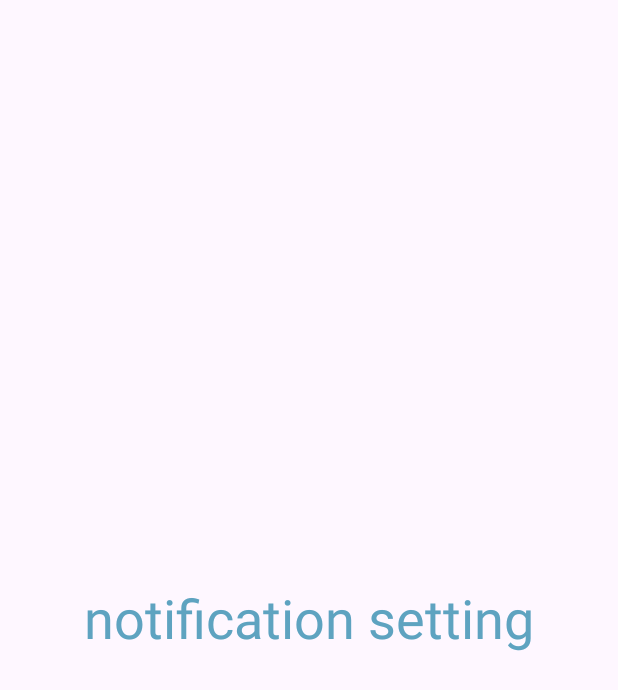
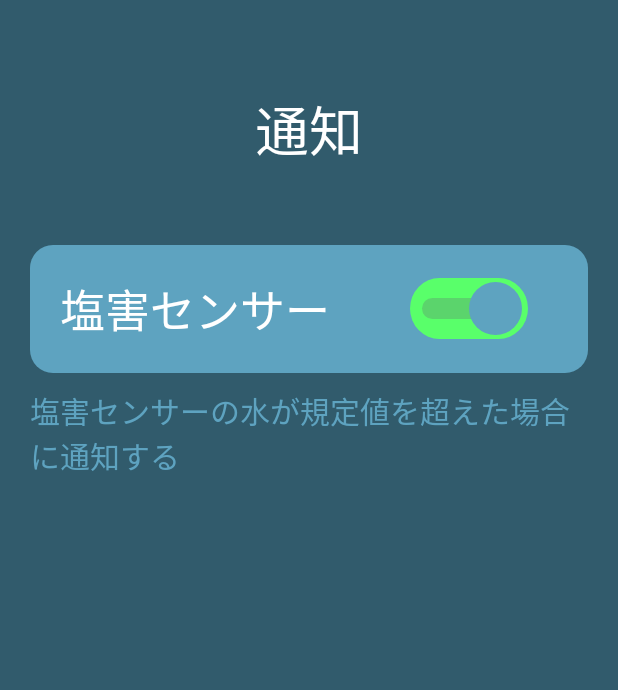
Before and after one commit to noble110014/SHIOSABIN, an Android app: the fragment S_NotificationFragment shown on its own in the app's theme, on a phone screen of 412 x 824 dp. Shown: the top 690 px of the screen. Run offline under Robolectric (Android 15) with nearby library versions, the phone set to English and light mode, and no system bars.

Commit message:
通知画面のレイアウトです

```diff
--- a/app/src/main/res/layout/fragment_notification.xml
+++ b/app/src/main/res/layout/fragment_notification.xml
@@ -1,17 +1,67 @@
 <?xml version="1.0" encoding="utf-8"?>
-<FrameLayout xmlns:android="http://schemas.android.com/apk/res/android"
+<RelativeLayout xmlns:android="http://schemas.android.com/apk/res/android"
     xmlns:tools="http://schemas.android.com/tools"
     android:layout_width="match_parent"
     android:layout_height="match_parent"
+    android:background="@color/darkblue"
     tools:context=".S_NotificationFragment">
 
     <!-- TODO: Update blank fragment layout -->
+
+        <TextView
+            android:id="@+id/notification_text"
+            android:layout_width="match_parent"
+            android:layout_height="113dp"
+            android:gravity="center|bottom"
+            android:text="通知"
+            android:textColor="@color/white"
+            android:textSize="36dp" />
+
+        <TextView
+            android:id="@+id/notifiaction_switch"
+            android:layout_width="match_parent"
+            android:layout_height="wrap_content"
+            android:layout_below="@+id/notification_text"
+            android:layout_alignParentStart="true"
+            android:layout_alignParentEnd="true"
+            android:layout_marginStart="20dp"
+            android:layout_marginTop="50dp"
+            android:layout_marginEnd="20dp"
+            android:background="@drawable/notifiaction_switch_background"
+            android:paddingStart="20dp"
+            android:paddingTop="20dp"
+            android:paddingBottom="20dp"
+            android:text="塩害センサー"
+            android:textColor="@color/white"
+            android:textSize="30dp" />
+
+    <Switch
+        android:layout_width="wrap_content"
+        android:layout_height="wrap_content"
+        android:layout_alignRight="@id/notifiaction_switch"
+        android:layout_below="@id/notification_text"
+        android:background="@drawable/bg_track_switch"
+        android:thumb="@drawable/ic_thumb"
+        android:layout_marginTop="72dp"
+        android:layout_marginEnd="40dp"
+        android:paddingStart="4dp"
+        android:paddingEnd="4dp"
+        android:gravity="center"
+        android:checked="true"
+        android:showText="false"
+        android:switchMinWidth="70dp"
+        android:textSize="30dp"/>
+
     <TextView
-        android:layout_width="match_parent"
-        android:layout_height="match_parent"
-        android:text="notification setting"
-        android:textColor="@color/blue"
-        android:textSize="36dp"
-        android:gravity="center"/>
+            android:id="@+id/notifiaction_text2"
+            android:layout_width="wrap_content"
+            android:layout_height="wrap_content"
+            android:layout_below="@+id/notifiaction_switch"
+            android:layout_marginStart="20dp"
+            android:layout_marginTop="10dp"
+            android:layout_marginEnd="20dp"
+            android:text="塩害センサーの水が規定値を超えた場合に通知する"
+            android:textColor="@color/blue"
+            android:textSize="20dp" />
 
-</FrameLayout>
+</RelativeLayout>
```
